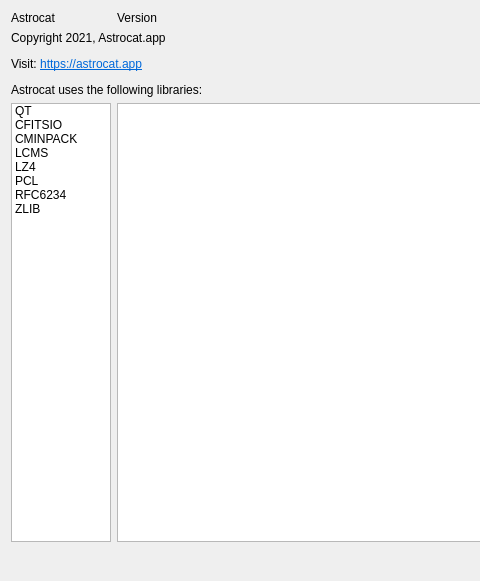
Qt form src/aboutwindow.ui (AstrocatApp/AstrocatApp) before a commit; both pictures show x 0 to 480 and y 0 to 581 of the 735 by 581 pixel window.
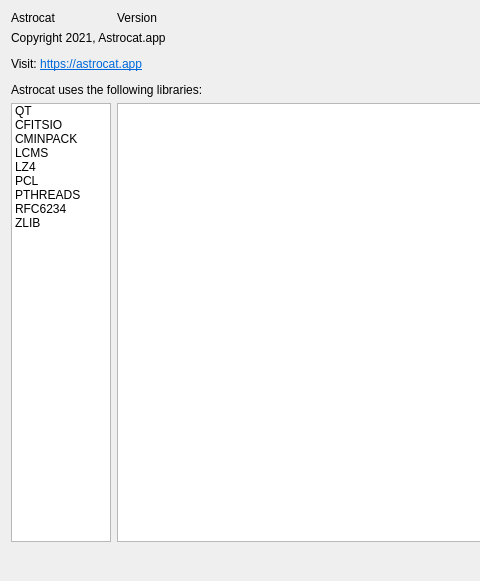
The same form after that commit.

The edit to the form file:
```diff
--- a/src/aboutwindow.ui
+++ b/src/aboutwindow.ui
@@ -122,6 +122,11 @@
        <string>PCL</string>
       </property>
      </item>
+     <item>
+      <property name="text">
+       <string>PTHREADS</string>
+      </property>
+     </item>
      <item>
       <property name="text">
        <string>RFC6234</string>
```
